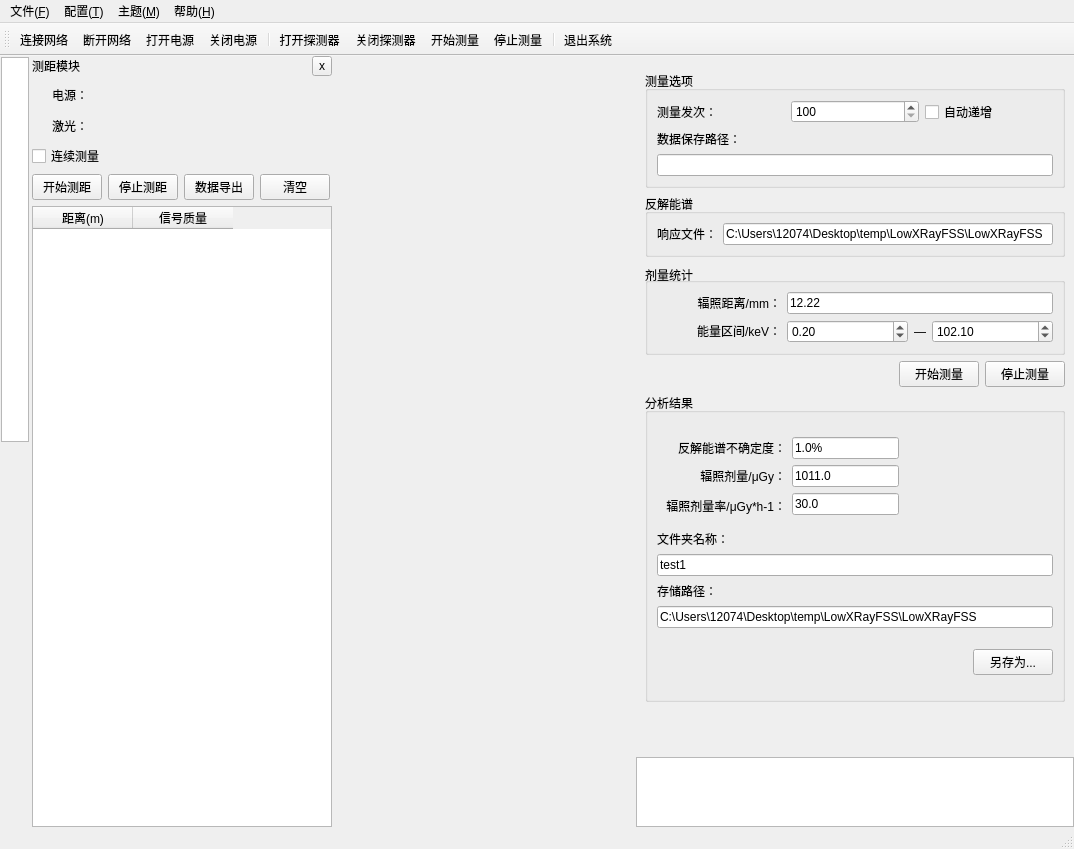
The window that mainwindow.ui (MrXiaomao/HEXRayFSS_QT) describes before a commit, drawn with Qt 5.
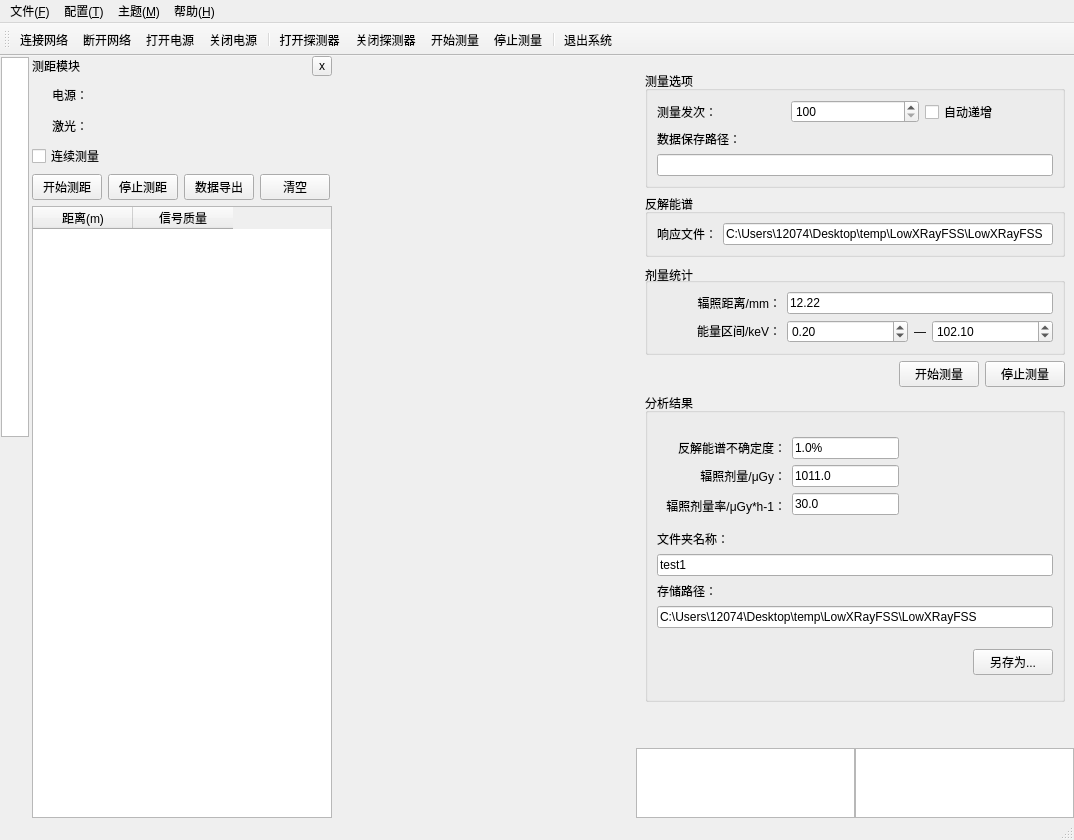
The same window after the commit. Icons and pictures are not drawn. Custom widgets are drawn as their Qt base class.

What changed in the file:
```diff
--- a/mainwindow.ui
+++ b/mainwindow.ui
@@ -673,6 +673,9 @@
           <property name="topMargin">
            <number>9</number>
           </property>
+          <property name="bottomMargin">
+           <number>0</number>
+          </property>
           <item>
            <widget class="QGroupBox" name="groupBox_4">
             <property name="title">
@@ -1199,6 +1202,9 @@
                  <verstretch>0</verstretch>
                 </sizepolicy>
                </property>
+               <property name="styleSheet">
+                <string notr="true"/>
+               </property>
                <property name="text">
                 <string>存储路径：</string>
                </property>
@@ -1285,6 +1291,37 @@
         </widget>
        </item>
        <item>
+        <widget class="QWidget" name="tabWidget_log" native="true">
+         <layout class="QHBoxLayout" name="horizontalLayout_13">
+          <property name="spacing">
+           <number>0</number>
+          </property>
+          <property name="leftMargin">
+           <number>0</number>
+          </property>
+          <property name="topMargin">
+           <number>0</number>
+          </property>
+          <property name="rightMargin">
+           <number>0</number>
+          </property>
+          <property name="bottomMargin">
+           <number>0</number>
+          </property>
+          <item>
+           <widget class="QGraphicsView" name="graphicsView_2">
+            <property name="sizePolicy">
+             <sizepolicy hsizetype="Expanding" vsizetype="Expanding">
+              <horstretch>0</horstretch>
+              <verstretch>0</verstretch>
+             </sizepolicy>
+            </property>
+            <property name="alignment">
+             <set>Qt::AlignLeading|Qt::AlignLeft|Qt::AlignTop</set>
+            </property>
+           </widget>
+          </item>
+          <item>
         <widget class="QTextEdit" name="textEdit_log">
          <property name="enabled">
           <bool>true</bool>
@@ -1292,6 +1329,9 @@
          <property name="readOnly">
           <bool>true</bool>
          </property>
+           </widget>
+          </item>
+         </layout>
         </widget>
        </item>
       </layout>
```
Lines whose indentation alone changed are shown as unchanged.
